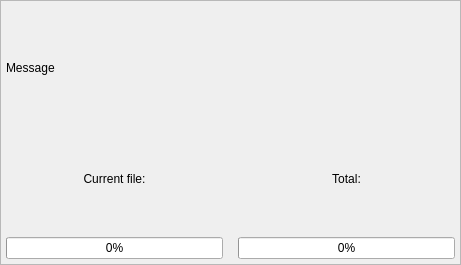
Qt form src/Action_state_widget.ui (Riateche/ridual) before a commit.
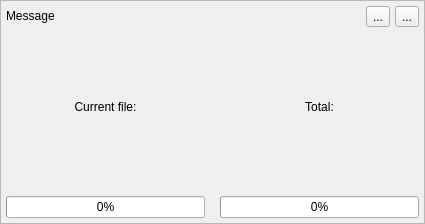
The same form after that commit. Icons and pictures are not drawn.

Commit message: add pause and stop buttons

Patch:
```diff
--- a/src/Action_state_widget.ui
+++ b/src/Action_state_widget.ui
@@ -6,8 +6,8 @@
    <rect>
     <x>0</x>
     <y>0</y>
-    <width>461</width>
-    <height>265</height>
+    <width>425</width>
+    <height>224</height>
    </rect>
   </property>
   <property name="sizePolicy">
@@ -39,6 +39,8 @@
        <number>5</number>
       </property>
       <item>
+       <layout class="QHBoxLayout" name="horizontalLayout_2">
+        <item>
        <widget class="QLabel" name="message">
         <property name="text">
          <string>Message</string>
@@ -52,6 +54,42 @@
        </widget>
       </item>
       <item>
+         <widget class="QToolButton" name="pause">
+          <property name="sizePolicy">
+           <sizepolicy hsizetype="Fixed" vsizetype="Fixed">
+            <horstretch>0</horstretch>
+            <verstretch>0</verstretch>
+           </sizepolicy>
+          </property>
+          <property name="text">
+           <string>...</string>
+          </property>
+          <property name="icon">
+           <iconset resource="../resources.qrc">
+            <normaloff>:/resources/images/pause.png</normaloff>:/resources/images/pause.png</iconset>
+          </property>
+         </widget>
+        </item>
+        <item>
+         <widget class="QToolButton" name="cancel">
+          <property name="sizePolicy">
+           <sizepolicy hsizetype="Fixed" vsizetype="Fixed">
+            <horstretch>0</horstretch>
+            <verstretch>0</verstretch>
+           </sizepolicy>
+          </property>
+          <property name="text">
+           <string>...</string>
+          </property>
+          <property name="icon">
+           <iconset resource="../resources.qrc">
+            <normaloff>:/resources/images/stop.png</normaloff>:/resources/images/stop.png</iconset>
+          </property>
+         </widget>
+        </item>
+       </layout>
+      </item>
+      <item>
        <layout class="QHBoxLayout" name="horizontalLayout">
         <property name="spacing">
          <number>15</number>
```
Left out of the diff: 4 changed lines with no effect on the pictures. Lines whose indentation alone changed are shown as unchanged. The commit also changes 10 other files.
